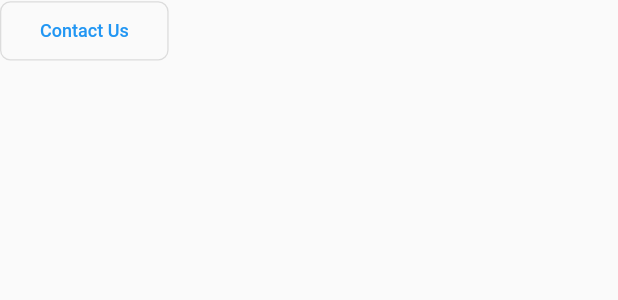
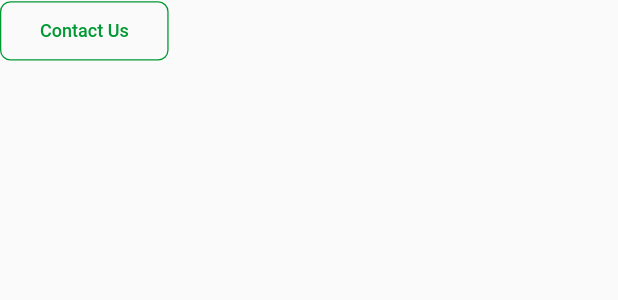
Before and after one commit to Frezyx/flutter-firebase-site, a Flutter app: the Button widget shown alone on an empty page, opened directly, on a phone screen of 412 x 824 dp. Shown: the top 300 px of the screen. Run offline on Flutter 3.47's test engine with Material 2 defaults, Android fonts, the light colour scheme and no system bars; our stand-ins replace auto_route, responsive_framework, talker; statements that could not run were skipped.

Commit message:
Update appbar UI and theme

```diff
--- a/lib/ui/theme/themes_library.dart
+++ b/lib/ui/theme/themes_library.dart
@@ -3,7 +3,14 @@ import 'package:flutter/material.dart';
 abstract class ThemesLibrary {
   ThemesLibrary._();
 
+  static const _primaryColor = Color(0xFF009933);
+
   static ThemeData get lightTheme => ThemeData(
+        primaryColor: _primaryColor,
         visualDensity: VisualDensity.adaptivePlatformDensity,
+        buttonTheme: ButtonThemeData(
+          buttonColor: _primaryColor,
+          textTheme: ButtonTextTheme.normal,
+        ),
       );
 }
--- a/lib/ui/widgets/buttons/base_button.dart
+++ b/lib/ui/widgets/buttons/base_button.dart
@@ -17,25 +17,35 @@ class Button extends StatelessWidget {
     if (outlined) {
       return OutlinedButton(
         onPressed: onPressed,
-        style: _getButtonStyle(context),
-        child: _ButtonBody(title: title),
+        style: _getButtonStyle(context, outlined: outlined),
+        child: _ButtonBody(title: title, outlined: outlined),
       );
     }
     return ElevatedButton(
       onPressed: onPressed,
-      style: _getButtonStyle(context),
-      child: _ButtonBody(title: title),
+      style: _getButtonStyle(context, outlined: outlined),
+      child: _ButtonBody(title: title, outlined: outlined),
     );
   }
 
-  ButtonStyle _getButtonStyle(BuildContext context) {
+  ButtonStyle _getButtonStyle(BuildContext context, {required bool outlined}) {
     final theme = Theme.of(context);
+    if (outlined) {
+      return OutlinedButton.styleFrom(
+        side: BorderSide(color: theme.primaryColor),
+        backgroundColor: Colors.transparent,
+        primary: theme.primaryColor,
+        shape: RoundedRectangleBorder(
+          borderRadius: BorderRadius.circular(8),
+        ),
+      );
+    }
     return ButtonStyle(
+      backgroundColor: MaterialStateProperty.all(theme.primaryColor),
       elevation: MaterialStateProperty.all(0),
-      shape: MaterialStateProperty.all<RoundedRectangleBorder>(
+      shape: MaterialStateProperty.all(
         RoundedRectangleBorder(
           borderRadius: BorderRadius.circular(8.0),
-          side: BorderSide(color: theme.primaryColor),
         ),
       ),
     );
@@ -46,15 +56,23 @@ class _ButtonBody extends StatelessWidget {
   const _ButtonBody({
     Key? key,
     required this.title,
+    this.outlined = false,
   }) : super(key: key);
 
   final String title;
+  final bool outlined;
 
   @override
   Widget build(BuildContext context) {
+    final theme = Theme.of(context);
     return Padding(
       padding: const EdgeInsets.all(15.0),
-      child: Text(title),
+      child: Text(
+        title,
+        style: TextStyle(
+          color: outlined ? theme.primaryColor : Colors.white,
+        ),
+      ),
     );
   }
 }
```
Also changed, not shown: lib/ui/widgets/appbar/appbar.dart (+27 -4 lines).
